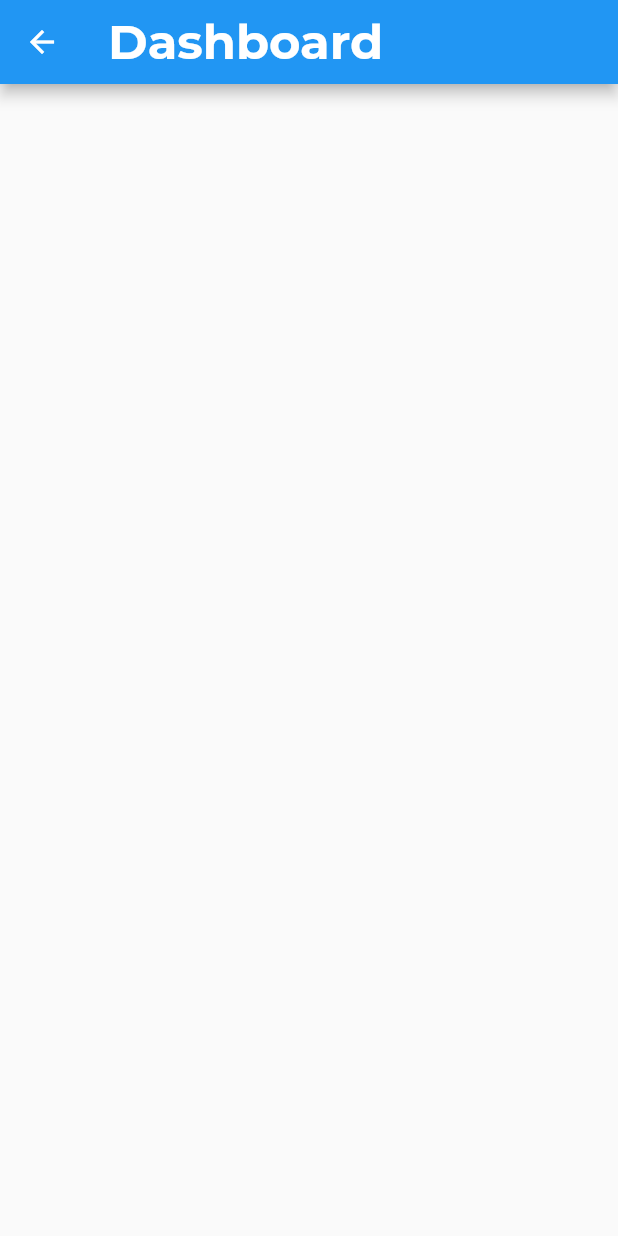
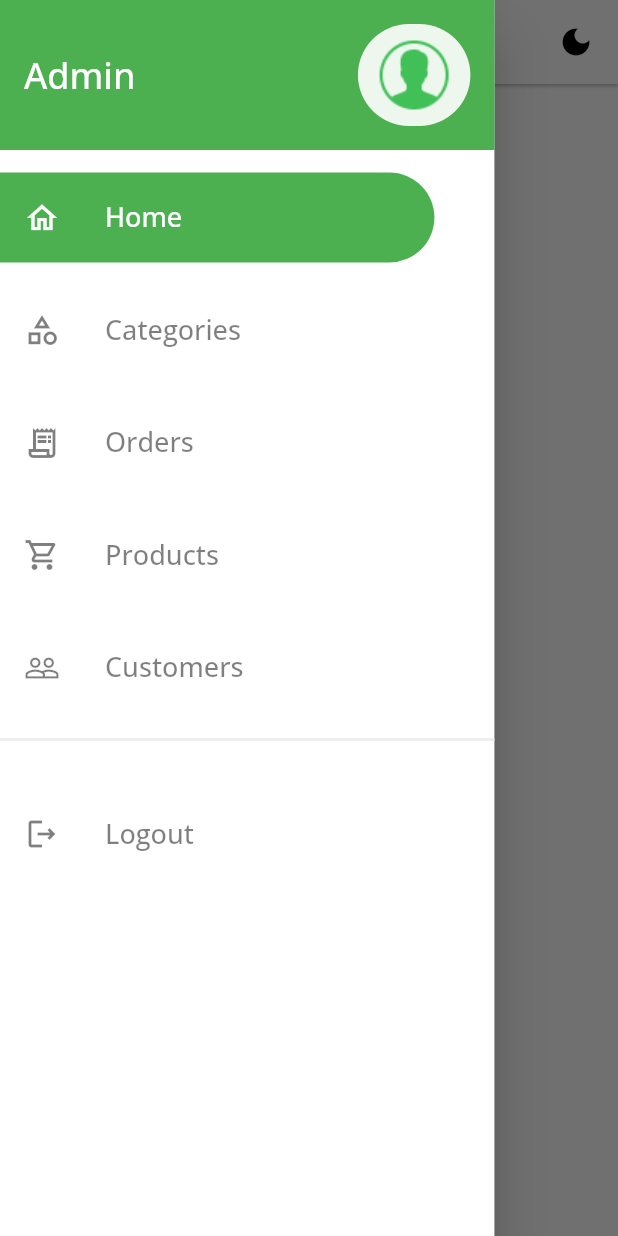
Before and after one commit to RohitBajracharya/Wow_Fashion_Store, a Flutter app: the HomeScreen screen opened directly, with the side drawer open (before the commit the screen has no drawer), on a phone screen of 412 x 824 dp. Run offline on Flutter 3.47's test engine with Material 2 defaults, Android fonts, the phone set to English and light mode, and no system bars; our stand-ins replace email_validator, firebase_auth, firebase_core, fluttertoast, get, google_fonts; accounts and stored records are empty.

Commit message:
drawer for HomeScreen added with theme change

```diff
--- a/lib/main.dart
+++ b/lib/main.dart
@@ -1,4 +1,5 @@
 import 'package:admin_side/firebase_options.dart';
+import 'package:admin_side/src/data/controller/theme_controller.dart';
 import 'package:admin_side/src/data/view/splash_screen.dart';
 import 'package:admin_side/src/utils/themes/theme.dart';
 import 'package:firebase_core/firebase_core.dart';
@@ -12,9 +13,15 @@ void main() async {
   runApp(const MyApp());
 }
 
-class MyApp extends StatelessWidget {
+class MyApp extends StatefulWidget {
   const MyApp({super.key});
 
+  @override
+  State<MyApp> createState() => _MyAppState();
+}
+
+class _MyAppState extends State<MyApp> {
+  final ThemeController themeController = Get.put(ThemeController());
   @override
   Widget build(BuildContext context) {
     return GetMaterialApp(
@@ -22,7 +29,7 @@ class MyApp extends StatelessWidget {
       title: 'Grocery Admin Panel',
       theme: TAppTheme.lightTheme,
       darkTheme: TAppTheme.darkTheme,
-      themeMode: ThemeMode.system,
+      themeMode: themeController.themeMode.value,
       home: const SplashScreen(),
     );
   }
--- a/lib/src/constants/sizes.dart
+++ b/lib/src/constants/sizes.dart
@@ -1 +1,2 @@
 const tButtonHeight = 15.0;
+const tDrawerTileHeight = 60.0;
--- /dev/null
+++ b/lib/src/data/controller/drawer_controller.dart
@@ -0,0 +1,8 @@
+import 'package:get/get.dart';
+
+class DrawersController extends GetxController {
+  RxString selectedDrawerItem = "Home".obs;
+  void selectDrawerItem(String itemName) {
+    selectedDrawerItem.value = itemName;
+  }
+}
--- a/lib/src/data/controller/login_controller.dart
+++ b/lib/src/data/controller/login_controller.dart
@@ -1,3 +1,4 @@
+import 'package:admin_side/src/data/view/auth/login_screen.dart';
 import 'package:admin_side/src/data/view/home_screen.dart';
 import 'package:admin_side/src/utils/utils.dart';
 import 'package:email_validator/email_validator.dart';
@@ -12,6 +13,13 @@ class LoginController extends GetxController {
   final FirebaseAuth _auth = FirebaseAuth.instance;
 
   RxBool loginLoading = false.obs;
+
+  @override
+  void dispose() {
+    super.dispose();
+    emailController.dispose();
+    passwordController.dispose();
+  }
 
   isLoginLoading(bool loadingValue) {
     loginLoading.value = loadingValue;
@@ -53,4 +61,13 @@ class LoginController extends GetxController {
       isLoginLoading(false);
     });
   }
+
+  void logout() {
+    _auth.signOut().then((value) {
+      Utils().successMessage("Logout Successfully");
+      Get.to(() => const LoginScreen());
+    }).onError((error, stackTrace) {
+      Utils().failureMessage("Failed to logout");
+    });
+  }
 }
--- /dev/null
+++ b/lib/src/data/controller/theme_controller.dart
@@ -0,0 +1,15 @@
+import 'package:admin_side/src/utils/themes/theme.dart';
+import 'package:flutter/material.dart';
+import 'package:get/get.dart';
+
+class ThemeController extends GetxController {
+  Rx<ThemeMode> themeMode = ThemeMode.system.obs;
+
+  ThemeData get lightTheme => ThemeData.light();
+  ThemeData get darkTheme => ThemeData.dark();
+
+  void toggleTheme() {
+    themeMode.value = themeMode.value == ThemeMode.light ? ThemeMode.dark : ThemeMode.light;
+    Get.changeTheme(themeMode.value == ThemeMode.light ? TAppTheme.lightTheme : TAppTheme.darkTheme);
+  }
+}
--- a/lib/src/data/view/auth/login_screen.dart
+++ b/lib/src/data/view/auth/login_screen.dart
@@ -29,7 +29,15 @@ class _LoginScreenState extends State<LoginScreen> {
             //app logo
             appLogo(size, context),
             //login form
-            Expanded(
+            loginForm(isDark, size, context),
+          ],
+        ),
+      ),
+    );
+  }
+
+  Widget loginForm(bool isDark, Size size, BuildContext context) {
+    return Expanded(
       child: Container(
         padding: const EdgeInsets.all(16.0),
         decoration: BoxDecoration(
@@ -41,6 +49,7 @@ class _LoginScreenState extends State<LoginScreen> {
         child: Column(
           mainAxisAlignment: MainAxisAlignment.spaceEvenly,
           children: [
+            //login text
             Text(
               "Login",
               style: Theme.of(context).textTheme.titleMedium,
@@ -60,6 +69,7 @@ class _LoginScreenState extends State<LoginScreen> {
                 ),
               ],
             ),
+            //login button
             Obx(
               () {
                 return SizedBox(
@@ -70,14 +80,14 @@ class _LoginScreenState extends State<LoginScreen> {
                         loginController.login();
                       }
                     },
-                            child: loginController.loginLoading.value ? const Center(child: CircularProgressIndicator()) : const Text("Login"),
+                    child: loginController.loginLoading.value
+                        ? const Center(
+                            child: CircularProgressIndicator(color: Colors.white),
+                          )
+                        : const Text("Login"),
                   ),
                 );
               },
-                    ),
-                  ],
-                ),
-              ),
             ),
           ],
         ),
--- a/lib/src/data/view/home_screen.dart
+++ b/lib/src/data/view/home_screen.dart
@@ -1,13 +1,165 @@
+import 'package:admin_side/src/constants/colors.dart';
+import 'package:admin_side/src/constants/sizes.dart';
+import 'package:admin_side/src/data/controller/login_controller.dart';
+import 'package:admin_side/src/data/controller/drawer_controller.dart';
+import 'package:admin_side/src/data/controller/theme_controller.dart';
 import 'package:flutter/material.dart';
+import 'package:get/get.dart';
 
-class HomeScreen extends StatelessWidget {
+class HomeScreen extends StatefulWidget {
   const HomeScreen({super.key});
 
   @override
+  State<HomeScreen> createState() => _HomeScreenState();
+}
+
+class _HomeScreenState extends State<HomeScreen> {
+  final ThemeController themeController = Get.put(ThemeController());
+  final LoginController loginController = Get.put(LoginController());
+  final DrawersController drawerController = Get.put(DrawersController());
+
+  @override
   Widget build(BuildContext context) {
+    var size = MediaQuery.of(context).size;
+    var drawerSize = size.width * .8;
+
+    var themeMode = themeController.themeMode.value;
+    bool isDark;
+    if (themeMode == ThemeMode.dark) {
+      isDark = true;
+    } else {
+      isDark = false;
+    }
+
     return Scaffold(
       appBar: AppBar(
-        title: const Text("Dashboard"),
+        title: const Text(
+          "E-Grocery Admin",
+        ),
+        actions: [
+          GestureDetector(
+            onTap: () {
+              print("pressed");
+              themeController.toggleTheme();
+              print("theme changed");
+            },
+            child: Padding(
+              padding: const EdgeInsets.all(16.0),
+              child: Icon(isDark ? Icons.light_mode : Icons.dark_mode),
+            ),
+          ),
+        ],
+      ),
+      drawer: drawer(drawerSize, context),
+      body: Container(
+        color: isDark ? tbgDarkColor : tbgColor,
+      ),
+    );
+  }
+
+//appbar
+  AppBar appBar() {
+    return AppBar(
+      title: const Text(
+        "E-Grocery Admin",
+      ),
+    );
+  }
+
+//drawer
+  Widget drawer(double drawerSize, BuildContext context) {
+    return Drawer(
+      backgroundColor: Colors.white,
+      width: drawerSize,
+      child: ListView(
+        children: [
+          drawerHeader(context),
+          drawerMenuItem(context, Icons.home_outlined, "Home", () {}),
+          drawerMenuItem(context, Icons.category_outlined, "Categories", () {}),
+          drawerMenuItem(context, Icons.receipt_long_outlined, "Orders", () {}),
+          drawerMenuItem(context, Icons.local_grocery_store_outlined, "Products", () {}),
+          drawerMenuItem(context, Icons.people_outline, "Customers", () {}),
+          const SizedBox(height: 10),
+          Divider(color: Colors.grey.shade200, thickness: 2),
+          const SizedBox(height: 10),
+          drawerMenuItem(
+            context,
+            Icons.logout_outlined,
+            "Logout",
+            () {
+              loginController.logout();
+            },
+          ),
+        ],
+      ),
+    );
+  }
+
+//drawer menu items
+  Widget drawerMenuItem(BuildContext context, IconData icon, String itemName, VoidCallback onTap, {Color? color = Colors.white}) {
+    bool isSelected = drawerController.selectedDrawerItem.value == itemName;
+    return InkWell(
+      onTap: () {
+        drawerController.selectDrawerItem(itemName);
+        onTap();
+      },
+      onHover: (value) {},
+      child: Container(
+        margin: const EdgeInsets.only(top: 15, right: 40),
+        padding: const EdgeInsets.all(16.0),
+        height: tDrawerTileHeight,
+        decoration: BoxDecoration(
+          borderRadius: const BorderRadius.only(
+            topRight: Radius.circular(50),
+            bottomRight: Radius.circular(50),
+          ),
+          color: isSelected ? tappColor : Colors.transparent,
+        ),
+        child: Row(
+          children: [
+            Icon(
+              icon,
+              color: isSelected ? color : Colors.black.withOpacity(0.5),
+            ),
+            const SizedBox(width: 30),
+            Text(
+              itemName,
+              style: Theme.of(context).textTheme.bodyLarge!.copyWith(
+                    color: isSelected ? color : Colors.black.withOpacity(0.5),
+                    fontSize: 18,
+                  ),
+            ),
+          ],
+        ),
+      ),
+    );
+  }
+
+//drawer header
+  Widget drawerHeader(BuildContext context) {
+    return Container(
+      height: 100,
+      color: tappColor,
+      child: Padding(
+        padding: const EdgeInsets.all(16.0),
+        child: Row(
+          mainAxisAlignment: MainAxisAlignment.spaceBetween,
+          children: [
+            Text(
+              'Admin',
+              style: Theme.of(context).textTheme.bodyLarge!.copyWith(fontSize: 24, color: Colors.white),
+            ),
+            Container(
+              height: 75,
+              width: 75,
+              decoration: BoxDecoration(
+                borderRadius: BorderRadius.circular(50),
+                color: Colors.white.withOpacity(0.9),
+              ),
+              child: const Image(image: AssetImage("assets/icons/admin.png")),
+            )
+          ],
+        ),
       ),
     );
   }
--- a/lib/src/services/splash_services.dart
+++ b/lib/src/services/splash_services.dart
@@ -1,10 +1,18 @@
 import 'dart:async';
 
 import 'package:admin_side/src/data/view/auth/login_screen.dart';
+import 'package:admin_side/src/data/view/home_screen.dart';
+import 'package:firebase_auth/firebase_auth.dart';
 import 'package:get/get.dart';
 
 class SplashServices {
   void isLogin() {
-    Timer(const Duration(seconds: 3), () => Get.to(() => const LoginScreen()));
+    final auth = FirebaseAuth.instance;
+    final user = auth.currentUser;
+    if (user != null) {
+      Timer(const Duration(seconds: 3), () => Get.to(() => const HomeScreen()));
+    } else {
+      Timer(const Duration(seconds: 3), () => Get.to(() => const LoginScreen()));
+    }
   }
 }
--- /dev/null
+++ b/lib/src/utils/themes/app_bar_theme.dart
@@ -0,0 +1,26 @@
+import 'package:admin_side/src/constants/colors.dart';
+import 'package:flutter/material.dart';
+
+class TAppBarTheme {
+  static AppBarTheme lightAppBarTheme = const AppBarTheme(
+    backgroundColor: tbgColor,
+    centerTitle: true,
+    elevation: 1,
+    foregroundColor: ttextColor,
+    titleTextStyle: TextStyle(
+      fontSize: 20,
+      color: ttextColor,
+    ),
+  );
+
+  static AppBarTheme darkAppBarTheme = const AppBarTheme(
+    backgroundColor: tbgDarkColor,
+    centerTitle: true,
+    elevation: 1,
+    foregroundColor: ttextDarkColor,
+    titleTextStyle: TextStyle(
+      fontSize: 20,
+      color: ttextDarkColor,
+    ),
+  );
+}
--- a/lib/src/utils/themes/theme.dart
+++ b/lib/src/utils/themes/theme.dart
@@ -1,3 +1,4 @@
+import 'package:admin_side/src/utils/themes/app_bar_theme.dart';
 import 'package:admin_side/src/utils/themes/elevated_button_theme.dart';
 import 'package:admin_side/src/utils/themes/text_field_theme.dart';
 import 'package:admin_side/src/utils/themes/text_theme.dart';
@@ -11,11 +12,14 @@ class TAppTheme {
     textTheme: TTextTheme.lightTextTheme,
     inputDecorationTheme: TTextFormFieldTheme.lightInputDecorationTheme,
     elevatedButtonTheme: TElevatedButtonTheme.lightElevatedButtonTheme,
+    appBarTheme: TAppBarTheme.lightAppBarTheme,
+
   );
   static ThemeData darkTheme = ThemeData(
     brightness: Brightness.dark,
     textTheme: TTextTheme.darkTextTheme,
     inputDecorationTheme: TTextFormFieldTheme.darkInputDecorationTheme,
     elevatedButtonTheme: TElevatedButtonTheme.darkElevatedButtonTheme,
+    appBarTheme: TAppBarTheme.darkAppBarTheme,
   );
 }
--- a/lib/src/utils/utils.dart
+++ b/lib/src/utils/utils.dart
@@ -6,9 +6,9 @@ class Utils {
     Fluttertoast.showToast(
       msg: message,
       toastLength: Toast.LENGTH_SHORT,
-      gravity: ToastGravity.BOTTOM,
+      gravity: ToastGravity.TOP,
       timeInSecForIosWeb: 3,
-      backgroundColor: Colors.green,
+      backgroundColor: const Color.fromARGB(255, 128, 247, 132),
       textColor: Colors.white,
       fontSize: 16.0,
     );
@@ -18,7 +18,7 @@ class Utils {
     Fluttertoast.showToast(
       msg: message,
       toastLength: Toast.LENGTH_SHORT,
-      gravity: ToastGravity.BOTTOM,
+      gravity: ToastGravity.TOP,
       timeInSecForIosWeb: 3,
       backgroundColor: Colors.red,
       textColor: Colors.white,
--- a/pubspec.yaml
+++ b/pubspec.yaml
@@ -33,7 +33,6 @@ dependencies:
 
   # The following adds the Cupertino Icons font to your application.
   # Use with the CupertinoIcons class for iOS style icons.
-  cupertino_icons: ^1.0.2
   google_fonts: ^6.1.0
   get: ^4.6.6
   firebase_core: ^2.21.0
```
Also changed, not shown: assets/icons/admin.png (added), pubspec.lock. Lines whose indentation alone changed are shown as unchanged.
